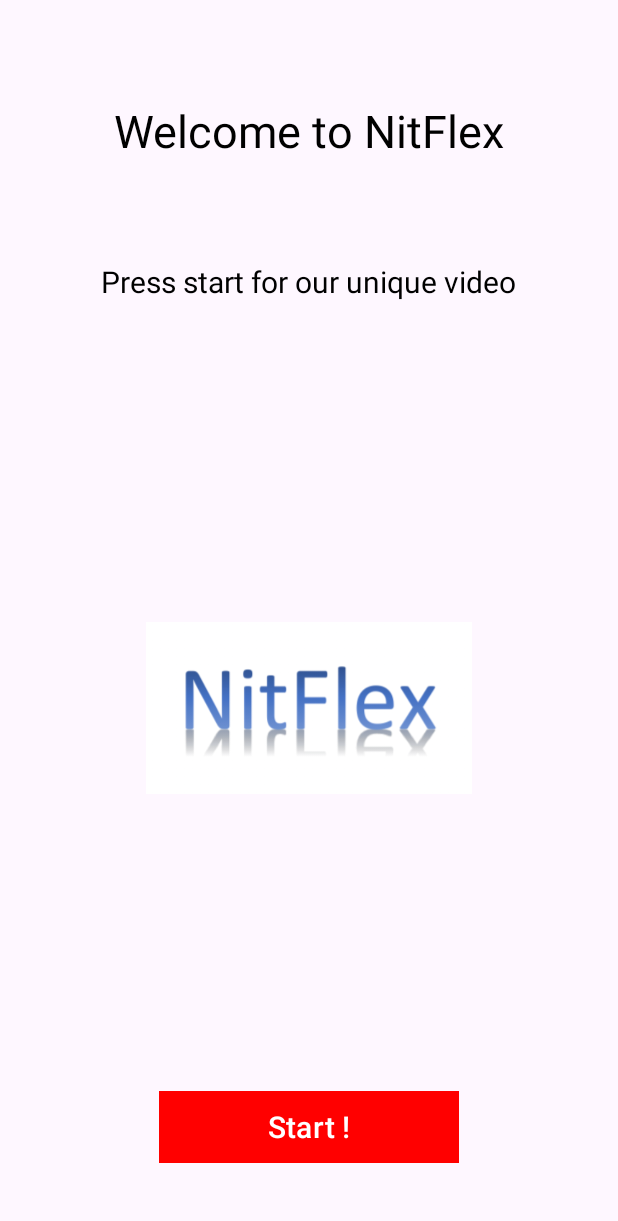
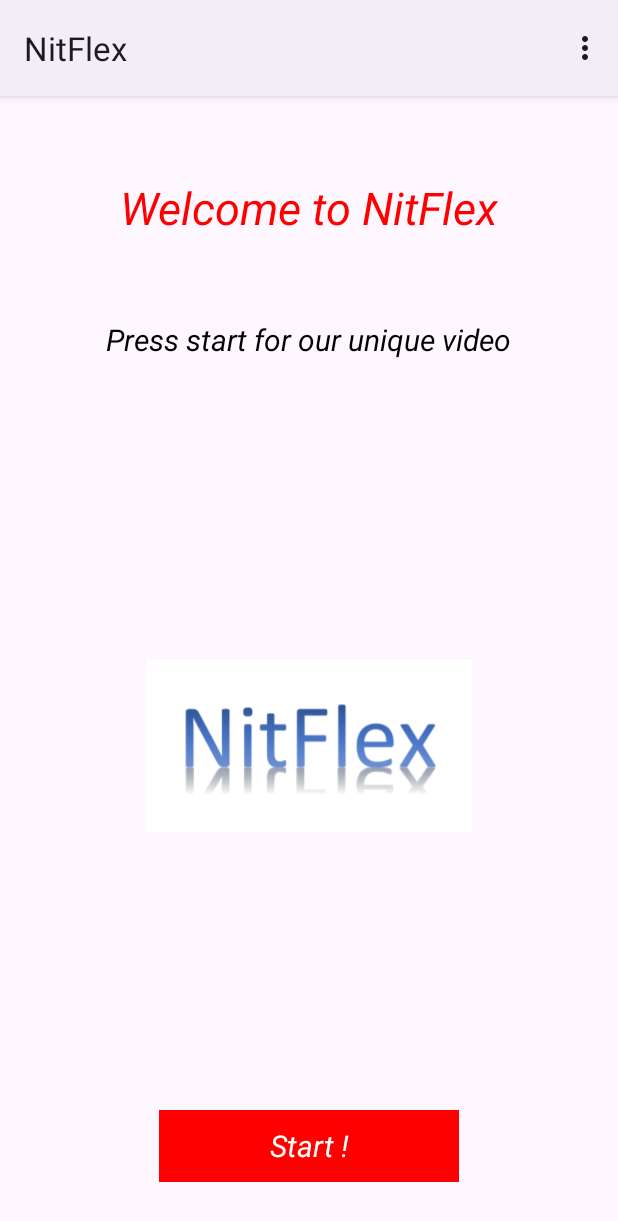
Before and after one commit to matt-tek/android-mobile-app, an Android app: the screen it shows after launch (MainActivity), on a phone screen of 412 x 824 dp. Shown: the top 1221 px of the screen. Run offline under Robolectric (Android 15) with nearby library versions, the light colour scheme and no system bars.

Commit message:
[ADD] menu on app

```diff
--- a/NitFlex/app/src/main/AndroidManifest.xml
+++ b/NitFlex/app/src/main/AndroidManifest.xml
@@ -10,7 +10,7 @@
         android:label="@string/app_name"
         android:roundIcon="@mipmap/ic_launcher_round"
         android:supportsRtl="true"
-        android:theme="@style/Theme.NitFlex"
+        android:theme="@style/nitflex"
         tools:targetApi="31">
         <activity
             android:name=".MainActivity"
--- a/NitFlex/app/src/main/java/uqac/dim/nitflex/MainActivity.java
+++ b/NitFlex/app/src/main/java/uqac/dim/nitflex/MainActivity.java
@@ -1,6 +1,10 @@
 package uqac.dim.nitflex;
 
 import android.os.Bundle;
+import android.util.Log;
+import android.view.Menu;
+import android.view.MenuItem;
+import android.view.View;
 
 import androidx.appcompat.app.AppCompatActivity;
 
@@ -12,4 +16,20 @@ public class MainActivity extends AppCompatActivity {
         setContentView(R.layout.activity_main);
     }
 
+    @Override
+    public boolean onCreateOptionsMenu(Menu menu) {
+        getMenuInflater().inflate(R.menu.menu, menu);
+        return true;
+    }
+    public void printMessage(View view) {
+        Log.i("DIM", "Nitflex Log !");
+    }
+
+    public void eventItem1(MenuItem item) {
+        Log.i("DIM", "Item 1 selected !");
+    }
+
+    public void eventItem2(MenuItem item) {
+        Log.i("DIM", "Item 2 selected !");
+    }
 }
--- a/NitFlex/app/src/main/res/layout-fr-rCA/activity_main.xml
+++ b/NitFlex/app/src/main/res/layout-fr-rCA/activity_main.xml
@@ -14,7 +14,7 @@
         android:layout_marginTop="50dp"
         android:layout_marginEnd="150dp"
         android:layout_marginBottom="50dp"
-        style="@style/welcome"
+        style="@style/nitflex.welcome"
         android:text="@string/title"
         app:layout_constraintBottom_toTopOf="@+id/instruction"
         app:layout_constraintEnd_toEndOf="parent"
@@ -46,7 +46,7 @@
         app:layout_constraintEnd_toEndOf="parent"
         app:layout_constraintStart_toStartOf="parent"
         app:layout_constraintTop_toBottomOf="@+id/instruction"
-        app:srcCompat="@drawable/meme2" />
+        app:srcCompat="@drawable/nitflex" />
 </androidx.constraintlayout.widget.ConstraintLayout>
 
 
--- a/NitFlex/app/src/main/res/layout/activity_main.xml
+++ b/NitFlex/app/src/main/res/layout/activity_main.xml
@@ -14,7 +14,7 @@
         android:layout_marginTop="50dp"
         android:layout_marginEnd="150dp"
         android:layout_marginBottom="50dp"
-        style="@style/welcome"
+        style="@style/nitflex.welcome"
         android:text="@string/title"
         app:layout_constraintBottom_toTopOf="@+id/instruction"
         app:layout_constraintEnd_toEndOf="parent"
@@ -37,7 +37,7 @@
 
     <Button
         android:id="@+id/start"
-        style="@style/button"
+        style="@style/nitflex.start"
         android:layout_width="200dp"
         android:layout_height="wrap_content"
         android:layout_marginStart="150dp"
@@ -48,7 +48,9 @@
         app:layout_constraintBottom_toBottomOf="parent"
         app:layout_constraintEnd_toEndOf="parent"
         app:layout_constraintStart_toStartOf="parent"
-        app:layout_constraintTop_toBottomOf="@+id/imageView2" />
+        app:layout_constraintTop_toBottomOf="@+id/imageView2"
+        android:onClick="printMessage"
+        />
 
     <ImageView
         android:id="@+id/imageView2"
--- /dev/null
+++ b/NitFlex/app/src/main/res/menu/menu.xml
@@ -0,0 +1,6 @@
+<?xml version="1.0" encoding="utf-8"?>
+<menu xmlns:app="http://schemas.android.com/apk/res-auto"
+    xmlns:android="http://schemas.android.com/apk/res/android">
+    <item android:title="@string/item1" android:onClick="eventItem1"/>
+    <item android:title="@string/item2" android:onClick="eventItem2"/>
+</menu>
--- a/NitFlex/app/src/main/res/values/strings.xml
+++ b/NitFlex/app/src/main/res/values/strings.xml
@@ -4,4 +4,6 @@
     <string name="msg">Press start for our unique video</string>
     <string name="start">Start !</string>
     <string name="meme">toto</string>
+    <string name="item1" translatable="false">Item1</string>
+    <string name="item2" translatable="false">Item2</string>
 </resources>
--- a/NitFlex/app/src/main/res/values/styles.xml
+++ b/NitFlex/app/src/main/res/values/styles.xml
@@ -1,14 +1,14 @@
 <?xml version="1.0" encoding="utf-8"?>
 <resources>
-    <style name="welcome">
+    <style name="nitflex.welcome">
         <item name="android:textSize">30sp</item>
-        <item name="android:textColor">@color/black</item>
+        <item name="android:textColor">@color/red</item>
     </style>
     <style name="msg">
         <item name="android:textSize">20sp</item>
         <item name="android:textColor">@color/black</item>
     </style>
-    <style name="button">
+    <style name="nitflex.start">
         <item name="android:textSize">20sp</item>
         <item name="android:textColor">@color/white</item>
         <item name="android:background">@color/red</item>
--- a/NitFlex/app/src/main/res/values/themes.xml
+++ b/NitFlex/app/src/main/res/values/themes.xml
@@ -1,10 +1,11 @@
 <resources xmlns:tools="http://schemas.android.com/tools">
     <!-- Base application theme. -->
-    <style name="Base.Theme.NitFlex" parent="Theme.Material3.DayNight.NoActionBar">
+    <style name="Base.Theme.NitFlex" parent="Theme.Material3.DayNight">
         <!-- Customize your light theme here. -->
         <!-- <item name="colorPrimary">@color/my_light_primary</item> -->
         <item name="colorPrimary">@color/red</item>
+        <item name="android:textStyle">italic</item>
     </style>
 
-    <style name="Theme.NitFlex" parent="Base.Theme.NitFlex" />
+    <style name="nitflex" parent="Base.Theme.NitFlex" />
 </resources>
```
Also changed, not shown: NitFlex/app/src/main/res/drawable/meme.jpg (deleted), 9 other files.
